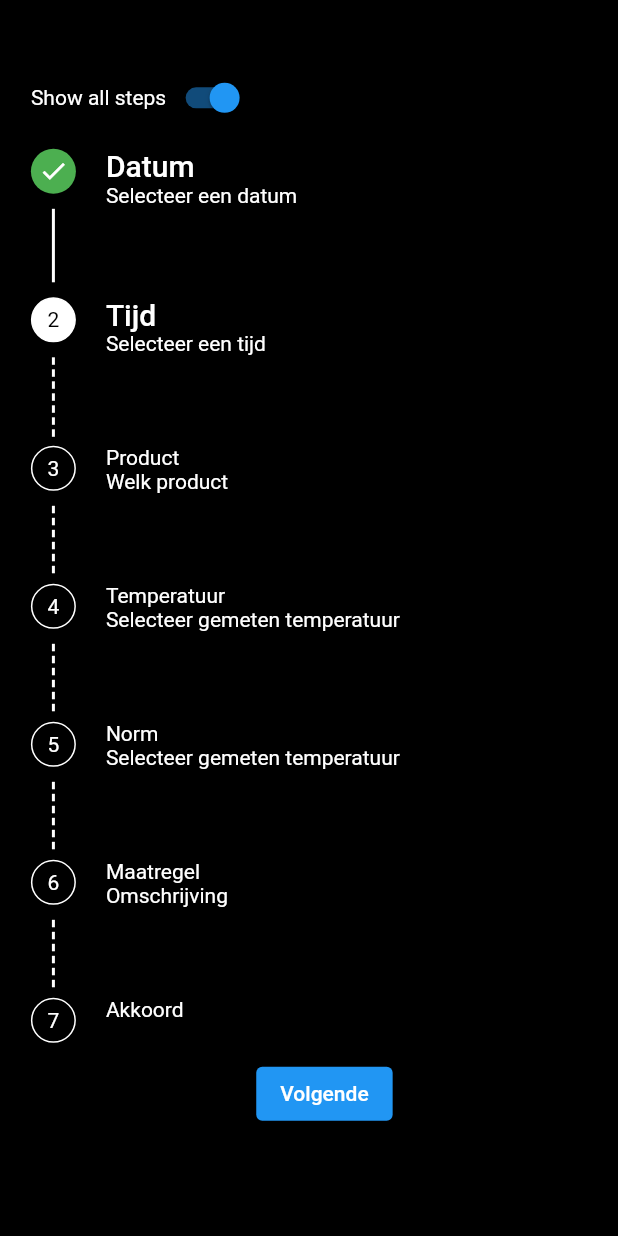
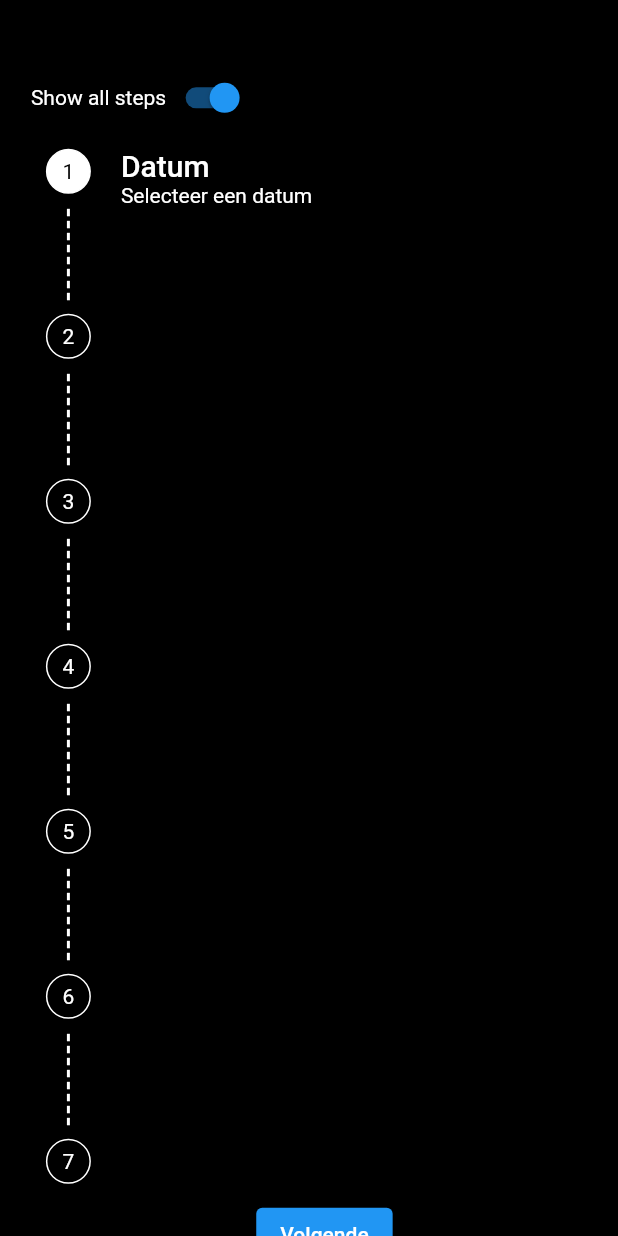
Before and after one commit to Iconica-Development/flutter_stepper, a Flutter app: the screen it shows after launch, on a phone screen of 412 x 824 dp. Run offline on Flutter 3.47's test engine with Material 2 defaults, Android fonts, the light colour scheme and no system bars.

Commit message:
Refactor Stepper to be more consistent, maintainable and readable
- Update stepper to allow for growable content in rows
- Refactor structure of app for better maintenance
- Rename showAllStepExpandedOne to showOnlyCurrentStep

```diff
--- a/example/lib/vertical_single.dart
+++ b/example/lib/vertical_single.dart
@@ -14,7 +14,7 @@ class VerticalSinglePageStepper extends StatefulWidget {
 }
 
 class _VerticalSinglePageStepperState extends State<VerticalSinglePageStepper> {
-  int _currentStep = 1;
+  int _currentStep = 0;
 
   @override
   Widget build(BuildContext context) {
@@ -23,6 +23,7 @@ class _VerticalSinglePageStepperState extends State<VerticalSinglePageStepper> {
         SingleChildScrollView(
           scrollDirection: Axis.vertical,
           child: MultiStepperView(
+            showOnlyCurrentStep: true,
             theme: StepperTheme(
               stepIndicatorTheme: StepIndicatorTheme(
                 activeBackgroundColor: Colors.white,
--- a/lib/src/stepper.dart
+++ b/lib/src/stepper.dart
@@ -20,14 +20,18 @@ class MultiStepperView extends StatelessWidget {
     this.currentStep = 0,
     this.showAllSteps = false,
     this.zeroIndexed = false,
-    this.showAllStepExpandedOne = false,
+    this.showOnlyCurrentStep = false,
     this.onStepTapped,
     this.paddingLeft = 10,
     this.paddingRight = 20,
     this.pageHeight = 400,
     this.theme = const StepperTheme(),
     Key? key,
-  }) : super(key: key);
+  })  : assert(
+          !(showOnlyCurrentStep && !showAllSteps),
+          'showOnlyCurrentStep only has effect if showAllSteps is true',
+        ),
+        super(key: key);
 
   /// The steps of the stepper.
   final List<MultiViewStep> steps;
@@ -35,13 +39,18 @@ class MultiStepperView extends StatelessWidget {
   /// The index of the current step. If [steps] is not provided, [currentStep]
   final int currentStep;
 
-  /// Whether two show all the [steps] or just the current one.
+  /// Whether two show all the [steps] with indicators or just the current step.
+  ///
+  /// If you want to show all indicators but only 1 step at a time, set this to
+  /// true and set [showOnlyCurrentStep] to true.
   final bool showAllSteps;
 
   /// Whether to show 0 as the first step.
+  ///
+  /// VISUAL INDICATOR ONLY!
   final bool zeroIndexed;
 
-  // int callback for step clicked
+  /// Callback which is called when a step is clicked
   final ValueChanged<int>? onStepTapped;
 
   /// The padding between the start and the line of the stepper.
@@ -56,220 +65,240 @@ class MultiStepperView extends StatelessWidget {
   /// The theme of the stepper.
   final StepperTheme theme;
 
-  final bool showAllStepExpandedOne;
+  /// Whether the active step should be the only one visible
+  /// whilst showing all future steps indicators.
+  ///
+  /// Only works in combination with [showAllSteps] true
+  final bool showOnlyCurrentStep;
 
   @override
   Widget build(BuildContext context) {
-    var indicatorTheme = theme.stepIndicatorTheme;
-    if (!showAllSteps) {
+    if (showAllSteps) {
+      return _SinglePageStepper(
+        stepperTheme: theme,
+        steps: steps,
+        showOnlyCurrentStep: showOnlyCurrentStep,
+        currentIndex: currentStep,
+        isZeroIndexed: zeroIndexed,
+        linePadding: EdgeInsets.only(
+          left: paddingLeft,
+          right: paddingRight,
+        ),
+      );
+    } else {
+      return _MultiPageStepper(
+        stepperTheme: theme,
+        linePadding: EdgeInsets.only(
+          left: paddingLeft,
+          right: paddingRight,
+        ),
+        pageHeight: pageHeight,
+        steps: steps,
+        index: currentStep,
+        zeroIndexed: zeroIndexed,
+      );
+    }
+  }
+}
+
+class _StepContent extends StatelessWidget {
+  const _StepContent({
+    required this.stepperTheme,
+    required this.steps,
+    required this.index,
+    required this.showOnlyCurrentStep,
+    Key? key,
+  }) : super(key: key);
+
+  final StepperTheme stepperTheme;
+  final List<MultiViewStep> steps;
+  final bool showOnlyCurrentStep;
+  final int index;
+
+  @override
+  Widget build(BuildContext context) {
+    var step = steps[index];
+    return Column(
+      crossAxisAlignment: CrossAxisAlignment.start,
+      children: [
+        SizedBox(height: stepperTheme.linePadding),
+        if (showOnlyCurrentStep) ...[
+          SizedBox(
+            height: index == steps.length - 1 ? 0 : stepperTheme.emptyHeight,
+          ),
+        ] else if (step.hidden) ...[
+          SizedBox(
+            height: index == steps.length - 1 ? 0 : stepperTheme.emptyHeight,
+            width: stepperTheme.emptyWidth,
+          ),
+        ] else if (step.size != null) ...[
+          SizedBox(
+            height: step.size,
+            child: step.content,
+          ),
+        ] else ...[
+          step.content,
+        ],
+      ],
+    );
+  }
+}
+
+class _MultiPageStepper extends StatelessWidget {
+  const _MultiPageStepper({
+    required this.stepperTheme,
+    required this.linePadding,
+    required this.steps,
+    required this.index,
+    required this.zeroIndexed,
+    required this.pageHeight,
+  });
+
+  final StepperTheme stepperTheme;
+  final double pageHeight;
+  final EdgeInsets linePadding;
+  final List<MultiViewStep> steps;
+  final int index;
+  final bool zeroIndexed;
+
+  @override
+  Widget build(BuildContext context) {
+    var displayIndex = '${index + (zeroIndexed ? 0 : 1)}';
+    var theme = Theme.of(context);
     return Row(
       crossAxisAlignment: CrossAxisAlignment.start,
       children: [
         Padding(
-            padding: EdgeInsets.only(left: paddingLeft, right: paddingRight),
+          padding: linePadding,
           child: Column(
             children: [
               Container(
-                  width: theme.stepIndicatorSize,
-                  height: theme.stepIndicatorSize,
+                width: stepperTheme.stepIndicatorSize,
+                height: stepperTheme.stepIndicatorSize,
                 decoration: BoxDecoration(
                   shape: BoxShape.circle,
-                    color: theme.lineColor,
+                  color: stepperTheme.lineColor,
                 ),
                 child: Center(
                   child: Text(
-                      (currentStep + (zeroIndexed ? 0 : 1)).toString(),
-                      style: indicatorTheme.activeTextStyle ??
-                          Theme.of(context).textTheme.bodyText2,
+                    displayIndex,
+                    style: stepperTheme.stepIndicatorTheme.activeTextStyle ??
+                        theme.textTheme.bodyText2,
                   ),
                 ),
               ),
               Padding(
-                  padding: EdgeInsets.only(top: theme.linePadding),
+                padding: EdgeInsets.only(top: stepperTheme.linePadding),
                 child: Container(
                   width: 1,
                   height: pageHeight,
-                    color: theme.lineColor,
+                  color: stepperTheme.lineColor,
                 ),
               ),
             ],
           ),
         ),
-          steps[currentStep].content,
+        Expanded(
+          child: steps[index].content,
+        ),
       ],
     );
-    } else {
+  }
+}
+
+class _SinglePageStepper extends StatelessWidget {
+  const _SinglePageStepper({
+    required this.showOnlyCurrentStep,
+    required this.stepperTheme,
+    required this.linePadding,
+    required this.steps,
+    required this.currentIndex,
+    required this.isZeroIndexed,
+  });
+
+  final StepperTheme stepperTheme;
+  final List<MultiViewStep> steps;
+  final bool showOnlyCurrentStep;
+
+  final EdgeInsets linePadding;
+  final bool isZeroIndexed;
+  final int currentIndex;
+
+  @override
+  Widget build(BuildContext context) {
+    Widget expandIndicators(Widget child) =>
+        !showOnlyCurrentStep ? Expanded(child: child) : child;
+
     return Row(
       crossAxisAlignment: CrossAxisAlignment.start,
       children: [
-          Expanded(
-            child: Column(
-              children: [
-                for (var i = 0; i < steps.length; i++) ...[
-                  IntrinsicHeight(
+        expandIndicators(
+          Column(
+            children: List.generate(
+              steps.length,
+              (index) {
+                return IntrinsicHeight(
                   child: Row(
                     crossAxisAlignment: CrossAxisAlignment.stretch,
                     children: [
-                        // draw a line below the current step
-                        Container(
-                          child: Padding(
-                            padding: EdgeInsets.only(right: paddingRight),
+                      Padding(
+                        padding: linePadding,
                         child: Column(
                           children: [
                             GestureDetector(
-                                  onTap: () {
-                                    onStepTapped?.call(i);
-                                  },
-                                  child: Padding(
-                                    padding: EdgeInsets.only(
-                                      bottom: theme.linePadding,
-                                      top: theme.linePadding,
-                                    ),
-                                    child: Container(
-                                      width: theme.stepIndicatorSize,
-                                      height: theme.stepIndicatorSize,
-                                      decoration: BoxDecoration(
-                                        shape: BoxShape.circle,
-                                        border: currentStep == i
-                                            ? indicatorTheme.activeBorder
-                                            : currentStep >=
-                                                    (i + (zeroIndexed ? 0 : 1))
-                                                ? indicatorTheme.completedBorder
-                                                : indicatorTheme
-                                                        .inactiveBorder ??
-                                                    Border.all(
-                                                      color: Theme.of(context)
-                                                          .primaryColor,
-                                                    ),
-                                        color: currentStep == i
-                                            ? indicatorTheme
-                                                .activeBackgroundColor
-                                            : currentStep >=
-                                                    (i + (zeroIndexed ? 0 : 1))
-                                                ? indicatorTheme
-                                                    .completedBackgroundColor
-                                                : indicatorTheme
-                                                        .inactiveBackgroundColor ??
-                                                    Theme.of(context)
-                                                        .primaryColor,
-                                      ),
-                                      child: Center(
-                                        child: currentStep >=
-                                                _getIndexNumber(
-                                                  index: i,
-                                                  zeroIndexed: zeroIndexed,
-                                                )
-                                            ? Icon(
-                                                theme.iconDone,
-                                                size: theme.iconSize,
-                                                color: currentStep == i
-                                                    ? indicatorTheme
-                                                        .completedTextStyle
-                                                        ?.color
-                                                    : currentStep >=
-                                                            _getIndexNumber(
-                                                              index: i,
-                                                              zeroIndexed:
-                                                                  zeroIndexed,
-                                                            )
-                                                        ? indicatorTheme
-                                                            .completedTextStyle
-                                                            ?.color
-                                                        : indicatorTheme
-                                                                .inactiveTextStyle
-                                                                ?.color ??
-                                                            Theme.of(context)
-                                                                .textTheme
-                                                                .bodyText2
-                                                                ?.color,
-                                              )
-                                            : Text(
-                                                _getIndexNumber(
-                                                  index: i,
-                                                  zeroIndexed: zeroIndexed,
-                                                ).toString(),
-                                                style: currentStep == i
-                                                    ? indicatorTheme
-                                                        .activeTextStyle
-                                                    : indicatorTheme
-                                                            .inactiveTextStyle ??
-                                                        Theme.of(context)
-                                                            .textTheme
-                                                            .bodyText2,
+                              onTap: () {},
+                              child: _StepIndicator(
+                                step: index,
+                                isZeroIndexed: isZeroIndexed,
+                                stepperTheme: stepperTheme,
+                                currentIndex: currentIndex,
                               ),
                             ),
-                                    ),
-                                  ),
-                                ),
-                                if (i < currentStep) ...[
+                            if (index < currentIndex) ...[
                               Expanded(
                                 child: Container(
-                                      width: theme.lineWidth,
-                                      color: theme.lineColor,
+                                  width: stepperTheme.lineWidth,
+                                  color: stepperTheme.lineColor,
                                 ),
                               ),
                             ] else ...[
                               Expanded(
                                 child: CustomPaint(
                                   painter: VerticalDashedLinePainter(
-                                        dashColor: theme.lineColor,
-                                        dashHeight: theme.lineDashLength,
-                                        dashSpace: theme.lineDashGapLength,
-                                        strokeWidth: theme.lineWidth,
+                                    dashColor: stepperTheme.lineColor,
+                                    dashHeight: stepperTheme.lineDashLength,
+                                    dashSpace: stepperTheme.lineDashGapLength,
+                                    strokeWidth: stepperTheme.lineWidth,
                                   ),
                                 ),
                               ),
-                                ],
+                            ]
                           ],
                         ),
                       ),
+                      expandIndicators(
+                        _StepContent(
+                          stepperTheme: stepperTheme,
+                          showOnlyCurrentStep: showOnlyCurrentStep,
+                          steps: steps,
+                          index: index,
                         ),
-                        Column(
-                          children: [
-                            SizedBox(height: theme.linePadding),
-                            if (steps[i].size != null) ...[
-                              if (!showAllStepExpandedOne &&
-                                  !steps[i].hidden) ...[
-                                SizedBox(
-                                  height: steps[i].size,
-                                  child: steps[i].content,
-                                ),
-                              ] else ...[
-                                SizedBox(
-                                  height: i == steps.length - 1
-                                      ? 0
-                                      : theme.emptyHeight,
-                                  width: theme.emptyWidth,
-                                ),
-                              ],
-                            ] else ...[
-                              if (!showAllStepExpandedOne &&
-                                  !steps[i].hidden) ...[
-                                steps[i].content,
-                              ] else ...[
-                                SizedBox(
-                                  height: i == steps.length - 1
-                                      ? 0
-                                      : theme.emptyHeight,
-                                  width: theme.emptyWidth,
-                                ),
-                              ],
-                            ],
-                          ],
                       ),
                     ],
                   ),
-                  ),
-                ],
-              ],
+                );
+              },
             ),
           ),
-          if (showAllStepExpandedOne && !steps[currentStep].hidden) ...[
-            Padding(
+        ),
+        if (showOnlyCurrentStep && !steps[currentIndex].hidden) ...[
+          Expanded(
+            child: Padding(
               padding: EdgeInsets.only(
-                top: theme.paddingTopForCenterContent,
+                top: stepperTheme.paddingTopForCenterContent,
               ),
-              child: steps[currentStep].content,
+              child: steps[currentIndex].content,
+            ),
           ),
         ],
       ],
@@ -277,10 +306,68 @@ class MultiStepperView extends StatelessWidget {
   }
 }
 
-  int _getIndexNumber({
-    required int index,
-    required bool zeroIndexed,
-  }) {
-    return index + (zeroIndexed ? 0 : 1);
+class _StepIndicator extends StatelessWidget {
+  const _StepIndicator({
+    required this.step,
+    required this.currentIndex,
+    required this.stepperTheme,
+    required this.isZeroIndexed,
+  });
+
+  final int step;
+  final int currentIndex;
+  final StepperTheme stepperTheme;
+  final bool isZeroIndexed;
+
+  @override
+  Widget build(BuildContext context) {
+    var theme = Theme.of(context);
+    var indicatorTheme = stepperTheme.stepIndicatorTheme;
+
+    BoxBorder border = Border.all(color: theme.primaryColor);
+    var color = theme.primaryColor;
+    var textStyle = theme.textTheme.bodyText2;
+    if (currentIndex == step) {
+      border = indicatorTheme.activeBorder ?? border;
+      color = indicatorTheme.activeBackgroundColor ?? color;
+      textStyle = indicatorTheme.activeTextStyle ?? textStyle;
+    } else if (currentIndex > step) {
+      border = indicatorTheme.completedBorder ?? border;
+      color = indicatorTheme.completedBackgroundColor ?? color;
+      textStyle = indicatorTheme.completedTextStyle ?? textStyle;
+    } else {
+      border = indicatorTheme.inactiveBorder ?? border;
+      color = indicatorTheme.inactiveBackgroundColor ?? color;
+      textStyle = indicatorTheme.inactiveTextStyle ?? textStyle;
+    }
+
+    Widget indicator = Text(
+      isZeroIndexed ? '$step' : '${step + 1}',
+      style: textStyle,
+    );
+
+    if (currentIndex > step) {
+      indicator = Icon(
+        stepperTheme.iconDone,
+        size: stepperTheme.iconSize,
+        color: textStyle?.color,
+      );
+    }
+
+    return Container(
+      margin: EdgeInsets.only(
+        bottom: stepperTheme.linePadding,
+        top: stepperTheme.linePadding,
+      ),
+      width: stepperTheme.stepIndicatorSize,
+      height: stepperTheme.stepIndicatorSize,
+      decoration: BoxDecoration(
+        shape: BoxShape.circle,
+        border: border,
+        color: color,
+      ),
+      alignment: Alignment.center,
+      child: indicator,
+    );
   }
 }
--- a/pubspec.yaml
+++ b/pubspec.yaml
@@ -1,6 +1,6 @@
 name: flutter_stepper
 description: Flutter package to create a Stepper widget that can be used to display a sequence of steps with a line between each step.
-version: 1.1.0
+version: 2.0.0
 homepage: https://github.com/Iconica-Development/stepper
 
 environment:
```
Also changed, not shown: 2 other files. Lines whose indentation alone changed are shown as unchanged.
